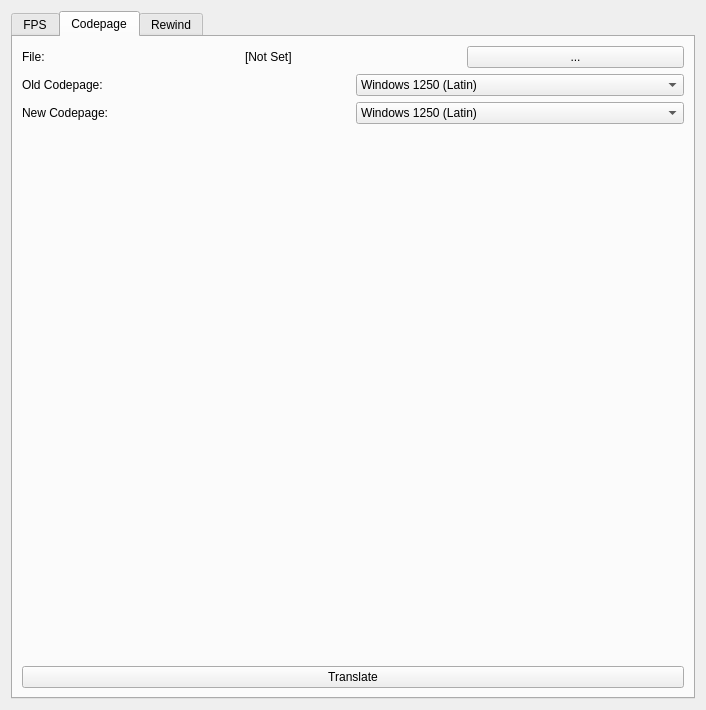
First picture: the form in layout.ui, repository miloskal/SubFix, before the edit.
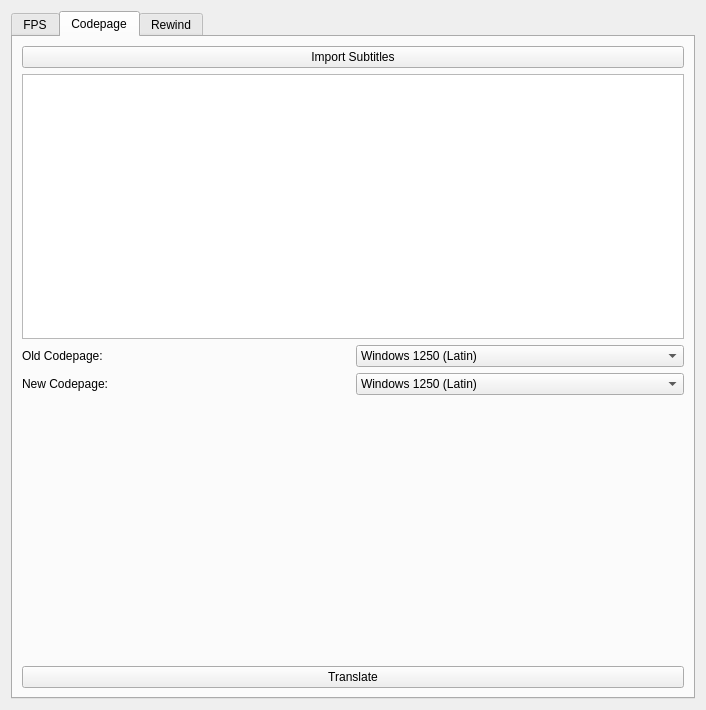
Second picture: the form after the edit. The open tabs and pages were chosen to show the change.

```diff
--- a/layout.ui
+++ b/layout.ui
@@ -233,50 +233,25 @@
       <layout class="QVBoxLayout" name="verticalLayout_7">
        <item>
         <layout class="QVBoxLayout" name="verticalLayout_6">
+         <item>
+          <widget class="QPushButton" name="browseCodepagePushButton">
+           <property name="sizePolicy">
+            <sizepolicy hsizetype="Preferred" vsizetype="Fixed">
+             <horstretch>0</horstretch>
+             <verstretch>0</verstretch>
+            </sizepolicy>
+           </property>
+           <property name="text">
+            <string>Import Subtitles</string>
+           </property>
+          </widget>
+         </item>
          <item>
           <layout class="QHBoxLayout" name="horizontalLayout_3">
            <item>
-            <widget class="QLabel" name="label_8">
-             <property name="sizePolicy">
-              <sizepolicy hsizetype="Preferred" vsizetype="Preferred">
-               <horstretch>0</horstretch>
-               <verstretch>0</verstretch>
-              </sizepolicy>
-             </property>
-             <property name="text">
-              <string>File:</string>
-             </property>
-             <property name="alignment">
-              <set>Qt::AlignLeading|Qt::AlignLeft|Qt::AlignVCenter</set>
-             </property>
-            </widget>
-           </item>
-           <item>
-            <widget class="QLabel" name="filePathCodepageLabel">
-             <property name="sizePolicy">
-              <sizepolicy hsizetype="Preferred" vsizetype="Preferred">
-               <horstretch>0</horstretch>
-               <verstretch>0</verstretch>
-              </sizepolicy>
-             </property>
-             <property name="text">
-              <string>[Not Set]</string>
-             </property>
-             <property name="alignment">
-              <set>Qt::AlignLeading|Qt::AlignLeft|Qt::AlignVCenter</set>
-             </property>
-            </widget>
-           </item>
-           <item>
-            <widget class="QPushButton" name="browseCodepagePushButton">
-             <property name="sizePolicy">
-              <sizepolicy hsizetype="Preferred" vsizetype="Fixed">
-               <horstretch>0</horstretch>
-               <verstretch>0</verstretch>
-              </sizepolicy>
-             </property>
-             <property name="text">
-              <string>...</string>
+            <widget class="QListView" name="codepageSubtitlesListView">
+             <property name="toolTip">
+              <string>&lt;html&gt;&lt;head/&gt;&lt;body&gt;&lt;p&gt;Subtitles&lt;/p&gt;&lt;/body&gt;&lt;/html&gt;</string>
              </property>
             </widget>
            </item>
@@ -284,14 +259,33 @@
          </item>
          <item>
           <layout class="QGridLayout" name="gridLayout_2">
-           <item row="0" column="0">
+           <item row="1" column="0">
             <widget class="QLabel" name="label_6">
              <property name="text">
               <string>Old Codepage:</string>
              </property>
             </widget>
            </item>
-           <item row="0" column="1">
+           <item row="2" column="1">
+            <widget class="QComboBox" name="newCodepageComboBox">
+             <item>
+              <property name="text">
+               <string>Windows 1250 (Latin)</string>
+              </property>
+             </item>
+             <item>
+              <property name="text">
+               <string>UTF-8 (Latin)</string>
+              </property>
+             </item>
+             <item>
+              <property name="text">
+               <string>UTF-8 (Cyrillic)</string>
+              </property>
+             </item>
+            </widget>
+           </item>
+           <item row="1" column="1">
             <widget class="QComboBox" name="oldCodepageComboBox">
              <item>
               <property name="text">
@@ -310,32 +304,13 @@
              </item>
             </widget>
            </item>
-           <item row="1" column="0">
+           <item row="2" column="0">
             <widget class="QLabel" name="label_7">
              <property name="text">
               <string>New Codepage:</string>
              </property>
             </widget>
            </item>
-           <item row="1" column="1">
-            <widget class="QComboBox" name="newCodepageComboBox">
-             <item>
-              <property name="text">
-               <string>Windows 1250 (Latin)</string>
-              </property>
-             </item>
-             <item>
-              <property name="text">
-               <string>UTF-8 (Latin)</string>
-              </property>
-             </item>
-             <item>
-              <property name="text">
-               <string>UTF-8 (Cyrillic)</string>
-              </property>
-             </item>
-            </widget>
-           </item>
           </layout>
          </item>
          <item>
```
Left out of the diff: 111 changed lines with no effect on the pictures.
